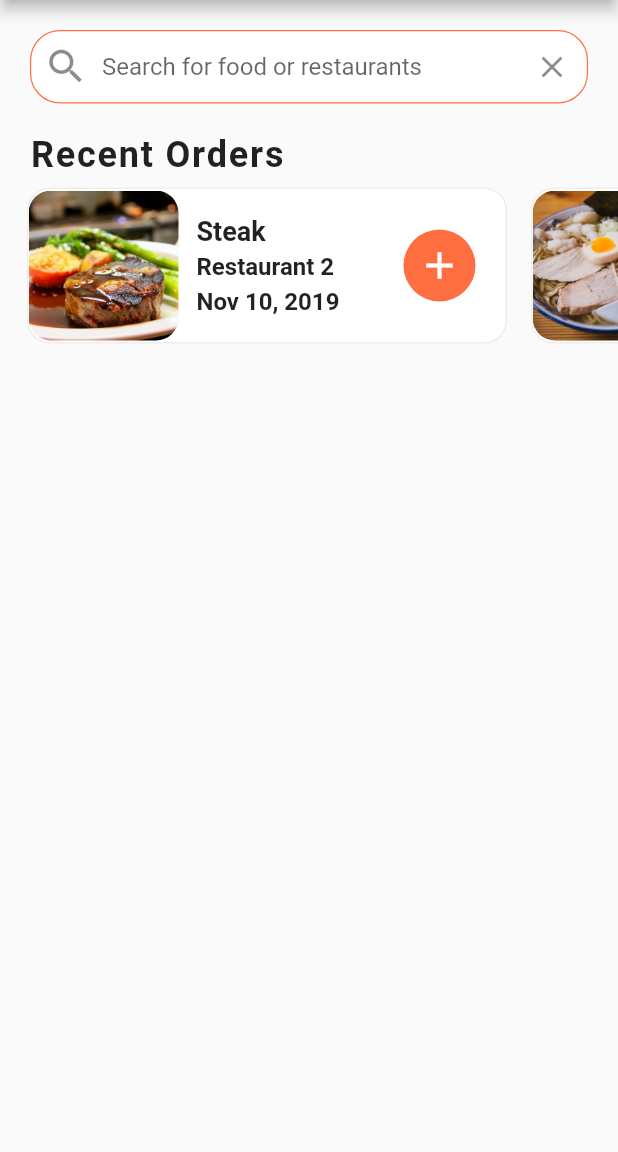
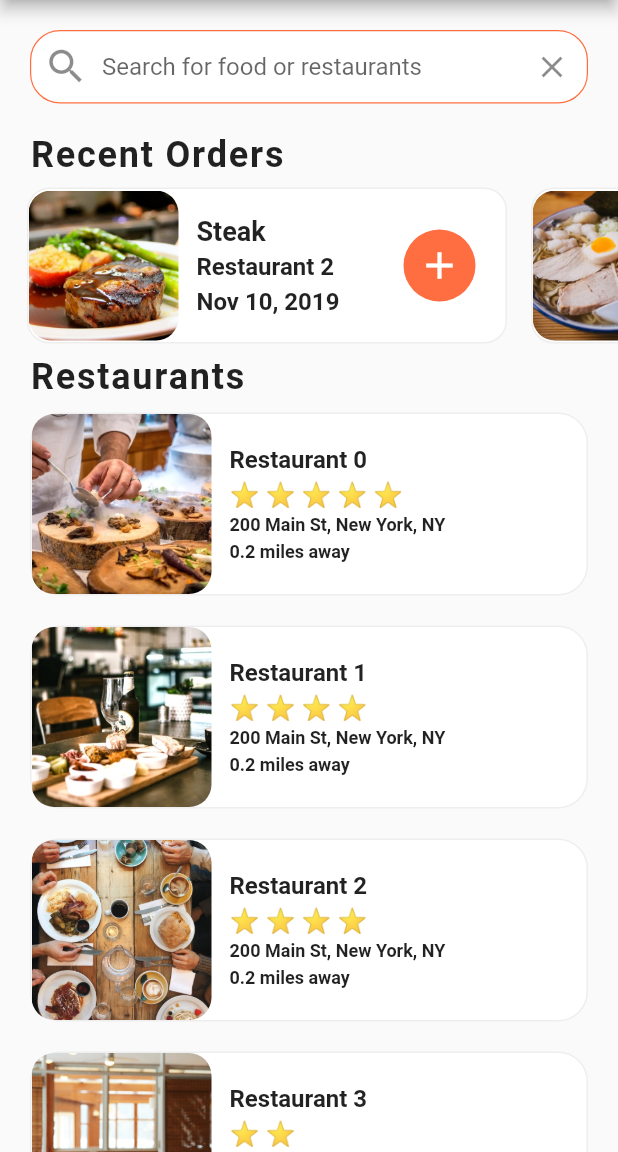
Before and after one commit to prufect/flutter_food_delivery_ui, a Flutter app: the screen it shows after launch, on a phone screen of 412 x 824 dp, the part 84-1236 px from its top. Run offline on Flutter 3.47's test engine with Material 2 defaults, Android fonts, the phone set to English and light mode, and no system bars.

Commit message:
Nearby restaurants

```diff
--- a/lib/screens/home_screen.dart
+++ b/lib/screens/home_screen.dart
@@ -1,5 +1,6 @@
 import 'package:flutter/material.dart';
 import 'package:flutter_food_delivery_ui/data/data.dart';
+import 'package:flutter_food_delivery_ui/widgets/rating_stars.dart';
 import 'package:flutter_food_delivery_ui/widgets/recent_orders.dart';
 
 class HomeScreen extends StatefulWidget {
@@ -8,6 +9,77 @@ class HomeScreen extends StatefulWidget {
 }
 
 class _HomeScreenState extends State<HomeScreen> {
+  _buildRestaurants() {
+    List<Widget> _restaurantList = [];
+    restaurants.forEach((restaurant) {
+      _restaurantList.add(Container(
+        margin: EdgeInsets.symmetric(
+          horizontal: 20.0,
+          vertical: 10.0,
+        ),
+        decoration: BoxDecoration(
+          color: Colors.white,
+          borderRadius: BorderRadius.circular(20.0),
+          border: Border.all(
+            width: 1.0,
+            color: Colors.grey[200],
+          ),
+        ),
+        child: Row(
+          children: [
+            ClipRRect(
+              borderRadius: BorderRadius.circular(15.0),
+              child: Image(
+                width: 120,
+                height: 120,
+                image: AssetImage(restaurant.imageUrl),
+                fit: BoxFit.cover,
+              ),
+            ),
+            Container(
+              margin: EdgeInsets.all(12.0),
+              child: Column(
+                crossAxisAlignment: CrossAxisAlignment.start,
+                mainAxisAlignment: MainAxisAlignment.center,
+                children: [
+                  Text(
+                    restaurant.name,
+                    style: TextStyle(
+                      fontSize: 16.0,
+                      fontWeight: FontWeight.bold,
+                    ),
+                    overflow: TextOverflow.ellipsis,
+                  ),
+                  SizedBox(height: 4.0),
+                  RatingStars(restaurant.rating),
+                  SizedBox(height: 4.0),
+                  Text(
+                    restaurant.address,
+                    style: TextStyle(
+                      fontSize: 12.0,
+                      fontWeight: FontWeight.w600,
+                    ),
+                    overflow: TextOverflow.ellipsis,
+                  ),
+                  SizedBox(height: 4.0),
+                  Text(
+                    "0.2 miles away",
+                    style: TextStyle(
+                      fontSize: 12.0,
+                      fontWeight: FontWeight.w600,
+                    ),
+                    overflow: TextOverflow.ellipsis,
+                  ),
+                ],
+              ),
+            ),
+          ],
+        ),
+      ));
+    });
+    return Column(children: _restaurantList);
+  }
+
   @override
   Widget build(BuildContext context) {
     return Scaffold(
@@ -63,6 +135,22 @@ class _HomeScreenState extends State<HomeScreen> {
             ),
           ),
           RecentOrders(),
+          Column(
+            crossAxisAlignment: CrossAxisAlignment.start,
+            children: [
+              Padding(
+                padding: EdgeInsets.symmetric(horizontal: 20.0),
+                child: Text(
+                  "Restaurants",
+                  style: TextStyle(
+                      fontSize: 24.0,
+                      fontWeight: FontWeight.w600,
+                      letterSpacing: 1.2),
+                ),
+              ),
+              _buildRestaurants(),
+            ],
+          )
         ],
       ),
     );
--- /dev/null
+++ b/lib/widgets/rating_stars.dart
@@ -0,0 +1,17 @@
+import 'package:flutter/material.dart';
+
+class RatingStars extends StatelessWidget {
+  final int rating;
+
+  RatingStars(this.rating);
+
+  @override
+  Widget build(BuildContext context) {
+    String stars = '';
+    for (int i = 0; i < rating; i++) {
+      stars += '⭐ ';
+    }
+    stars.trim();
+    return Text(stars, style: TextStyle(fontSize: 16.0));
+  }
+}
```
